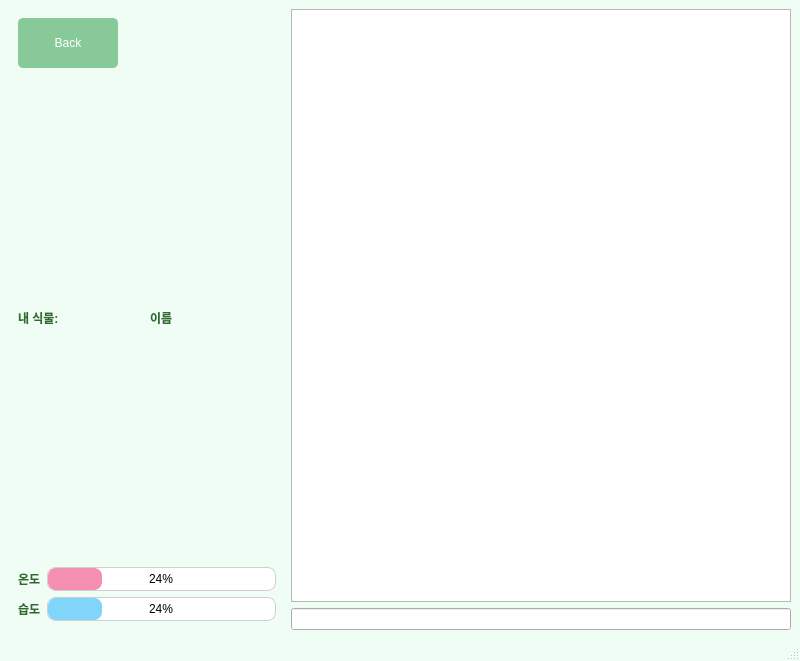
Above: Client/views/ClientMainWindow.ui from hong000321/3rd_mini_PlantServant before the change. Below: the same form after it.
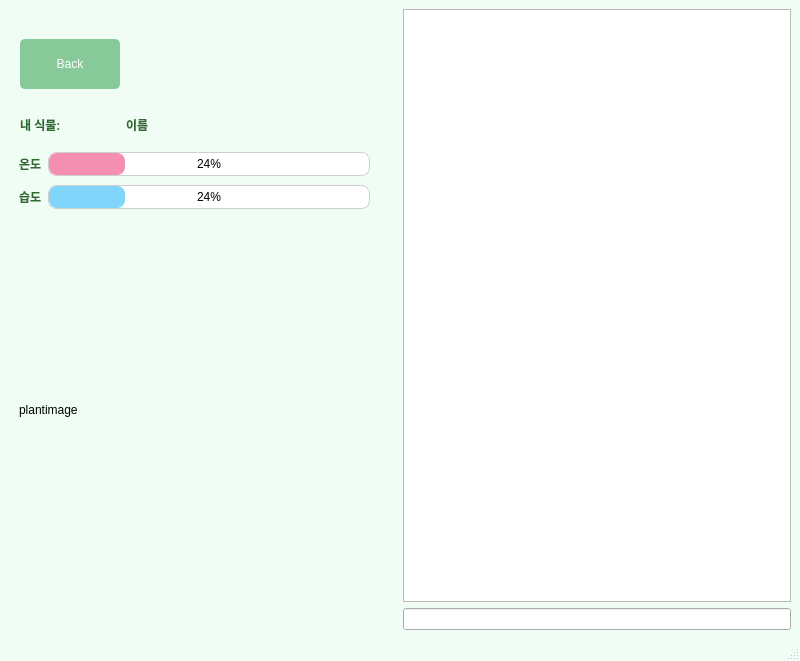
That is the form after the change. The open tabs and pages were chosen to show the change.

Commit message: [Client|Views] UI 업데이트 중

Diff of the .ui file:
```diff
--- a/Client/views/ClientMainWindow.ui
+++ b/Client/views/ClientMainWindow.ui
@@ -24,10 +24,34 @@
        <number>2</number>
       </property>
       <widget class="QWidget" name="page_plant">
-       <layout class="QVBoxLayout" name="verticalLayout_7">
-        <item>
-         <layout class="QVBoxLayout" name="verticalLayout_3">
-          <item>
+       <widget class="QLabel" name="image_myplant">
+        <property name="geometry">
+         <rect>
+          <x>10</x>
+          <y>220</y>
+          <width>351</width>
+          <height>361</height>
+         </rect>
+        </property>
+        <property name="minimumSize">
+         <size>
+          <width>0</width>
+          <height>300</height>
+         </size>
+        </property>
+        <property name="text">
+         <string>plantimage</string>
+        </property>
+       </widget>
+       <widget class="QWidget" name="">
+        <property name="geometry">
+         <rect>
+          <x>11</x>
+          <y>11</y>
+          <width>351</width>
+          <height>89</height>
+         </rect>
+        </property>
            <layout class="QHBoxLayout" name="horizontalLayout_6">
             <item>
              <widget class="QPushButton" name="button_back3">
@@ -59,13 +83,27 @@
              </spacer>
             </item>
            </layout>
-          </item>
-          <item>
+       </widget>
+       <widget class="QWidget" name="">
+        <property name="geometry">
+         <rect>
+          <x>11</x>
+          <y>106</y>
+          <width>351</width>
+          <height>20</height>
+         </rect>
+        </property>
            <layout class="QHBoxLayout" name="horizontalLayout_7">
             <item>
              <layout class="QHBoxLayout" name="horizontalLayout_3">
               <item>
                <widget class="QLabel" name="label_myplant">
+             <property name="maximumSize">
+              <size>
+               <width>100</width>
+               <height>16777215</height>
+              </size>
+             </property>
                 <property name="styleSheet">
                  <string>QLabel { color: #2d6b2d; font-weight: bold; }</string>
                 </property>
@@ -87,13 +125,27 @@
              </layout>
             </item>
            </layout>
-          </item>
-          <item>
-           <layout class="QHBoxLayout" name="horizontalLayout_8">
+       </widget>
+       <widget class="QWidget" name="">
+        <property name="geometry">
+         <rect>
+          <x>10</x>
+          <y>140</y>
+          <width>351</width>
+          <height>64</height>
+         </rect>
+        </property>
+        <layout class="QVBoxLayout" name="verticalLayout_3">
             <item>
              <layout class="QHBoxLayout" name="horizontalLayout_4">
               <item>
                <widget class="QLabel" name="label_3">
+             <property name="maximumSize">
+              <size>
+               <width>100</width>
+               <height>16777215</height>
+              </size>
+             </property>
                 <property name="styleSheet">
                  <string>QLabel { color: #2d6b2d; font-weight: bold; }</string>
                 </property>
@@ -102,8 +154,6 @@
                 </property>
                </widget>
               </item>
-             </layout>
-            </item>
             <item>
              <widget class="QProgressBar" name="bar_temp">
               <property name="styleSheet">
@@ -117,11 +167,15 @@
            </layout>
           </item>
           <item>
-           <layout class="QHBoxLayout" name="horizontalLayout_9">
-            <item>
              <layout class="QHBoxLayout" name="horizontalLayout_5">
               <item>
                <widget class="QLabel" name="label_4">
+             <property name="maximumSize">
+              <size>
+               <width>100</width>
+               <height>16777215</height>
+              </size>
+             </property>
                 <property name="styleSheet">
                  <string>QLabel { color: #2d6b2d; font-weight: bold; }</string>
                 </property>
@@ -130,8 +184,6 @@
                 </property>
                </widget>
               </item>
-             </layout>
-            </item>
             <item>
              <widget class="QProgressBar" name="bar_humi">
               <property name="styleSheet">
@@ -145,8 +197,7 @@
            </layout>
           </item>
          </layout>
-        </item>
-       </layout>
+       </widget>
       </widget>
       <widget class="QWidget" name="page_write_post">
        <layout class="QVBoxLayout" name="verticalLayout_8">
@@ -382,7 +433,7 @@
        <widget class="QPlainTextEdit" name="chatting_room">
         <property name="minimumSize">
          <size>
-          <width>500</width>
+          <width>350</width>
           <height>0</height>
          </size>
         </property>
```
Left out of the diff: 2 changed lines with no effect on the pictures. Lines whose indentation alone changed are shown as unchanged.
